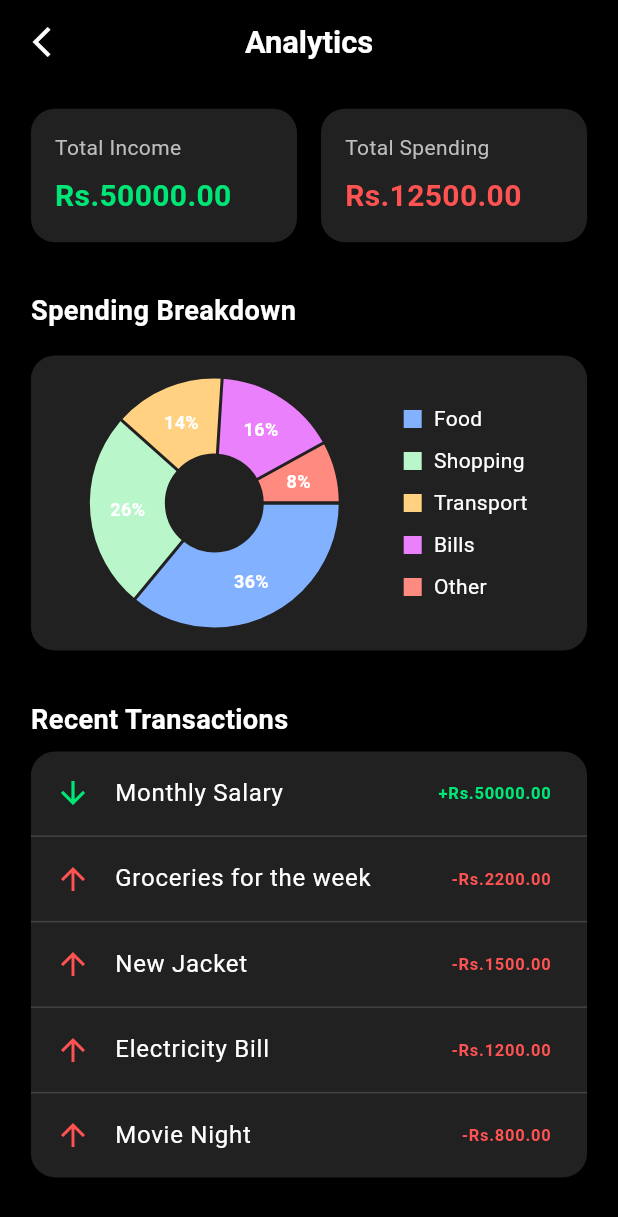
After one commit to 4242x/ExSpend, a Flutter app: the screen it shows after launch, after a tap on the "pie chart" icon, on a phone screen of 412 x 824 dp. The commit adds this screen. Shown: the top 1217 px of the screen. Run offline on Flutter 3.47's test engine with Material 3 defaults, Android fonts, the phone set to English and light mode, and no system bars; drawn by our look-alikes of fl_chart; our stand-ins replace firebase_auth, firebase_core; accounts and stored records are empty.

Commit message:
added a basic AnalyticsScreen

```diff
--- /dev/null
+++ b/lib/screen/analytics_screen.dart
@@ -0,0 +1,258 @@
+import 'package:ex_spend/screen/home_screen.dart';
+import 'package:flutter/material.dart';
+import 'package:fl_chart/fl_chart.dart';
+
+class AnalyticsScreen extends StatefulWidget {
+  const AnalyticsScreen({super.key});
+
+  @override
+  State<AnalyticsScreen> createState() => _AnalyticsScreenState();
+}
+
+class _AnalyticsScreenState extends State<AnalyticsScreen> {
+
+  final double _totalIncome = 50000.00;
+  final double _totalSpending = 12500.00;
+  int touchedIndex = -1;
+
+  final Map<String, double> _spendingData = {
+    'Food': 4500.00,
+    'Shopping': 3200.00,
+    'Transport': 1800.00,
+    'Bills': 2000.00,
+    'Other': 1000.00,
+  };
+
+  final List<Map<String, dynamic>> _recentTransactions = [
+    {'type': 'in', 'description': 'Monthly Salary', 'amount': 50000.00},
+    {'type': 'out', 'description': 'Groceries for the week', 'amount': 2200.00},
+    {'type': 'out', 'description': 'New Jacket', 'amount': 1500.00},
+    {'type': 'out', 'description': 'Electricity Bill', 'amount': 1200.00},
+    {'type': 'out', 'description': 'Movie Night', 'amount': 800.00},
+  ];
+
+  final List<Color> _categoryColors = [
+    Colors.blueAccent[100]!,
+    Colors.greenAccent[100]!,
+    Colors.orangeAccent[100]!,
+    Colors.purpleAccent[100]!,
+    Colors.redAccent[100]!,
+  ];
+
+  @override
+  Widget build(BuildContext context) {
+    double scrWidth = MediaQuery.of(context).size.width;
+    double scrHeight = MediaQuery.of(context).size.height;
+
+    return Scaffold(
+      backgroundColor: Colors.black,
+      appBar: AppBar(
+        leading: IconButton(
+          onPressed: () {
+            Navigator.pushReplacement(
+              context,
+              MaterialPageRoute(builder: (context) => const HomeScreen()),
+            );
+          },
+          icon: const Icon(Icons.arrow_back_ios_sharp, color: Colors.white),
+        ),
+        backgroundColor: Colors.black,
+        elevation: 0,
+        title: Text(
+          'Analytics',
+          style: TextStyle(
+            color: Colors.white,
+            fontSize: scrHeight * 0.025,
+            fontWeight: FontWeight.bold,
+          ),
+        ),
+        centerTitle: true,
+      ),
+      body: SingleChildScrollView(
+        padding: EdgeInsets.symmetric(horizontal: scrWidth * 0.05),
+        child: Column(
+          crossAxisAlignment: CrossAxisAlignment.start,
+          children: [
+            SizedBox(height: scrHeight * 0.02),
+            _buildSummaryCards(),
+            SizedBox(height: scrHeight * 0.04),
+            Text('Spending Breakdown',
+                style: TextStyle(
+                    color: Colors.white,
+                    fontSize: scrHeight * 0.022,
+                    fontWeight: FontWeight.bold)),
+            SizedBox(height: scrHeight * 0.02),
+            _buildSpendingChart(scrHeight),
+            SizedBox(height: scrHeight * 0.04),
+            Text('Recent Transactions',
+                style: TextStyle(
+                    color: Colors.white,
+                    fontSize: scrHeight * 0.022,
+                    fontWeight: FontWeight.bold)),
+            SizedBox(height: scrHeight * 0.01),
+            _buildRecentTransactions(),
+          ],
+        ),
+      ),
+    );
+  }
+
+  Widget _buildSummaryCards() {
+    return Row(
+      children: [
+        Expanded(
+            child: _summaryCard('Total Income', _totalIncome, Colors.greenAccent[400]!)),
+        const SizedBox(width: 16),
+        Expanded(
+            child:
+                _summaryCard('Total Spending', _totalSpending, Colors.redAccent[200]!)),
+      ],
+    );
+  }
+
+  Widget _summaryCard(String title, double amount, Color color) {
+    return Container(
+      padding: const EdgeInsets.all(16),
+      decoration: BoxDecoration(
+        color: Colors.grey[900],
+        borderRadius: BorderRadius.circular(16),
+      ),
+      child: Column(
+        crossAxisAlignment: CrossAxisAlignment.start,
+        children: [
+          Text(title, style: TextStyle(color: Colors.grey[400], fontSize: 14)),
+          const SizedBox(height: 8),
+          Text(
+            'Rs.${amount.toStringAsFixed(2)}',
+            style: TextStyle(
+                color: color, fontSize: 20, fontWeight: FontWeight.bold),
+          ),
+        ],
+      ),
+    );
+  }
+
+  Widget _buildSpendingChart(double scrHeight) {
+    return Container(
+      padding: const EdgeInsets.all(16),
+      decoration: BoxDecoration(
+        color: Colors.grey[900],
+        borderRadius: BorderRadius.circular(16),
+      ),
+      child: Row(
+        children: [
+           Expanded(
+             flex: 2,
+             child: SizedBox(
+              height: scrHeight * 0.2,
+              child: PieChart(
+                PieChartData(
+                  pieTouchData: PieTouchData(
+                    touchCallback: (FlTouchEvent event, pieTouchResponse) {
+                      setState(() {
+                        if (!event.isInterestedForInteractions ||
+                            pieTouchResponse == null ||
+                            pieTouchResponse.touchedSection == null) {
+                          touchedIndex = -1;
+                          return;
+                        }
+                        touchedIndex =
+                            pieTouchResponse.touchedSection!.touchedSectionIndex;
+                      });
+                    },
+                  ),
+                  borderData: FlBorderData(show: false),
+                  sectionsSpace: 2,
+                  centerSpaceRadius: scrHeight * 0.04,
+                  sections: _getChartSections(),
+                ),
+              ),
+                       ),
+           ),
+          const SizedBox(width: 20),
+          Expanded(
+            flex: 1,
+            child: Column(
+              mainAxisAlignment: MainAxisAlignment.center,
+              crossAxisAlignment: CrossAxisAlignment.start,
+              children: List.generate(_spendingData.length, (index) {
+                final category = _spendingData.keys.elementAt(index);
+                return Padding(
+                  padding: const EdgeInsets.symmetric(vertical: 4.0),
+                  child: _indicator(
+                      color: _categoryColors[index], text: category),
+                );
+              }),
+            ),
+          )
+        ],
+      ),
+    );
+  }
+
+  List<PieChartSectionData> _getChartSections() {
+    return List.generate(_spendingData.length, (i) {
+      final isTouched = i == touchedIndex;
+      final fontSize = isTouched ? 16.0 : 12.0;
+      final radius = isTouched ? 60.0 : 50.0;
+      final category = _spendingData.keys.elementAt(i);
+      final amount = _spendingData[category]!;
+      final percentage = (amount / _totalSpending) * 100;
+
+      return PieChartSectionData(
+        color: _categoryColors[i],
+        value: amount,
+        title: '${percentage.toStringAsFixed(0)}%',
+        radius: radius,
+        titleStyle: TextStyle(
+            fontSize: fontSize,
+            fontWeight: FontWeight.bold,
+            color: const Color(0xffffffff)),
+      );
+    });
+  }
+
+  Widget _indicator({required Color color, required String text}) {
+    return Row(
+      children: [
+        Container(width: 12, height: 12, color: color),
+        const SizedBox(width: 8),
+        Text(text, style: const TextStyle(color: Colors.white, fontSize: 14)),
+      ],
+    );
+  }
+
+  Widget _buildRecentTransactions() {
+    return Container(
+      decoration: BoxDecoration(
+        color: Colors.grey[900],
+        borderRadius: BorderRadius.circular(16),
+      ),
+      child: ListView.separated(
+        shrinkWrap: true,
+        physics: const NeverScrollableScrollPhysics(),
+        itemCount: _recentTransactions.length,
+        itemBuilder: (context, index) {
+          final transaction = _recentTransactions[index];
+          final isIncome = transaction['type'] == 'in';
+          return ListTile(
+            leading: Icon(
+              isIncome ? Icons.arrow_downward : Icons.arrow_upward,
+              color: isIncome ? Colors.greenAccent[400] : Colors.redAccent[200],
+            ),
+            title: Text(transaction['description'],
+                style: const TextStyle(color: Colors.white)),
+            trailing: Text(
+              '${isIncome ? '+' : '-'}Rs.${transaction['amount'].toStringAsFixed(2)}',
+              style: TextStyle(
+                  color: isIncome ? Colors.greenAccent[400] : Colors.redAccent[200],
+                  fontWeight: FontWeight.bold),
+            ),
+          );
+        },
+        separatorBuilder: (context, index) =>
+            Divider(color: Colors.grey[800], height: 1),
+      ),
+    );
+  }
+}
--- a/lib/screen/home_screen.dart
+++ b/lib/screen/home_screen.dart
@@ -1,3 +1,4 @@
+import 'package:ex_spend/screen/analytics_screen.dart';
 import 'package:ex_spend/screen/balance_screen.dart';
 import 'package:ex_spend/screen/history_screen.dart';
 import 'package:ex_spend/screen/landing_screen.dart';
@@ -199,14 +200,26 @@ class _HomeScreenState extends State<HomeScreen> {
                     ),
                     child: Column(),
                   ),
-                  Container(
-                    width: scrWidth * 0.3,
-                    height: scrHeight * 0.1,
-                    decoration: BoxDecoration(
-                      color: Color.fromARGB(38, 255, 255, 255),
-                      borderRadius: BorderRadius.circular(10),
+                  GestureDetector(
+                    onTap: () => Navigator.push(
+                        context,
+                        MaterialPageRoute(
+                          builder: (context) => AnalyticsScreen(),
+                        ),
+                      ),
+                    child: Container(
+                      width: scrWidth * 0.3,
+                      height: scrHeight * 0.1,
+                      decoration: BoxDecoration(
+                        color: Color.fromARGB(38, 255, 255, 255),
+                        borderRadius: BorderRadius.circular(10),
+                      ),
+                      child: Icon(
+                        Icons.pie_chart_rounded,
+                        color: Colors.white,
+                        size: scrHeight * 0.06,
+                      ),
                     ),
-                    child: Column(),
                   ),
                   Container(
                     width: scrWidth * 0.21,
--- a/pubspec.yaml
+++ b/pubspec.yaml
@@ -36,6 +36,7 @@ dependencies:
   cupertino_icons: ^1.0.8
   firebase_core: ^3.15.2
   firebase_auth: ^5.7.0
+  fl_chart: ^1.1.0
 
 dev_dependencies:
   flutter_test:
```
Also changed, not shown: pubspec.lock, 1 other file.
